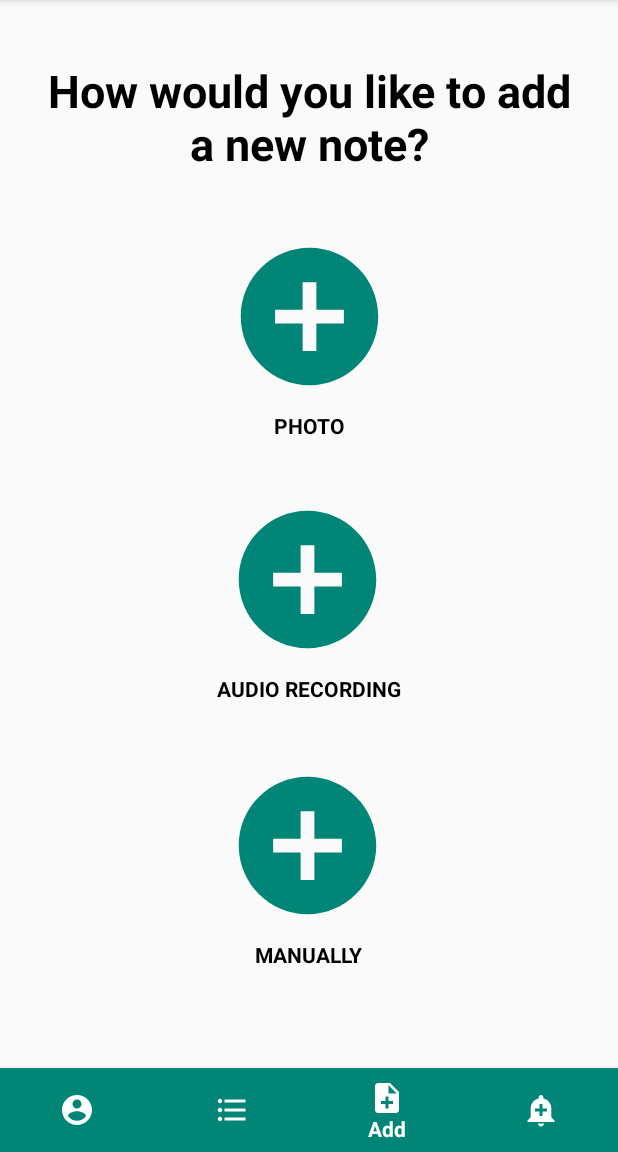
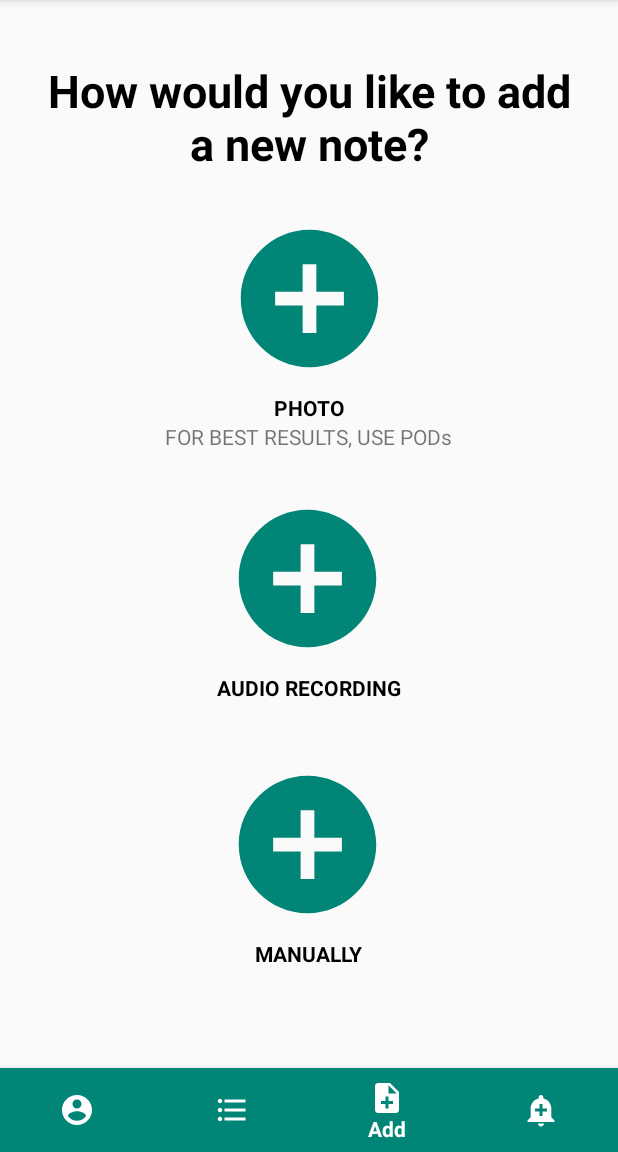
Before and after one commit to ece1778-2020/Healthy-Mind, an Android app: the AddNoteActivity screen opened directly, with no data from a screen before it, on a phone screen of 412 x 824 dp, the part 84-1236 px from its top. Run offline under Robolectric (Android 15) with nearby library versions, the phone set to English and light mode, and no system bars.

Commit message:
changed some ui

```diff
--- a/app/src/main/res/layout/activity_add_note.xml
+++ b/app/src/main/res/layout/activity_add_note.xml
@@ -34,12 +34,12 @@
         android:id="@+id/imageView3"
         android:layout_width="110dp"
         android:layout_height="110dp"
-        android:layout_marginTop="38dp"
+        android:layout_marginTop="30dp"
         android:onClick="onClick_chooseAudio"
         app:layout_constraintEnd_toEndOf="parent"
         app:layout_constraintHorizontal_bias="0.496"
         app:layout_constraintStart_toStartOf="parent"
-        app:layout_constraintTop_toBottomOf="@+id/textView5"
+        app:layout_constraintTop_toBottomOf="@+id/textView9"
         app:srcCompat="@drawable/ic_addbtn" />
 
     <ImageView
@@ -89,7 +89,7 @@
         android:id="@+id/imageView2"
         android:layout_width="110dp"
         android:layout_height="110dp"
-        android:layout_marginTop="40dp"
+        android:layout_marginTop="28dp"
         android:onClick="onClick_choosePhoto"
         app:layout_constraintEnd_toEndOf="parent"
         app:layout_constraintStart_toStartOf="parent"
@@ -108,4 +108,13 @@
         app:layout_constraintStart_toStartOf="parent"
         app:layout_constraintTop_toBottomOf="@+id/imageView2" />
 
+    <TextView
+        android:id="@+id/textView9"
+        android:layout_width="wrap_content"
+        android:layout_height="wrap_content"
+        android:text="FOR BEST RESULTS, USE PODs"
+        app:layout_constraintEnd_toEndOf="parent"
+        app:layout_constraintStart_toStartOf="parent"
+        app:layout_constraintTop_toBottomOf="@+id/textView5" />
+
 </androidx.constraintlayout.widget.ConstraintLayout>
```
